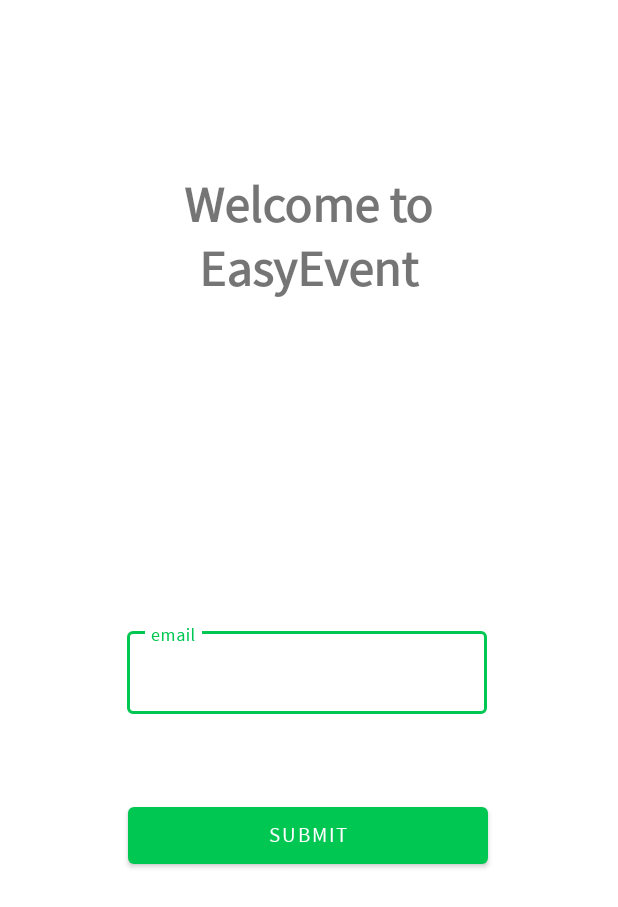
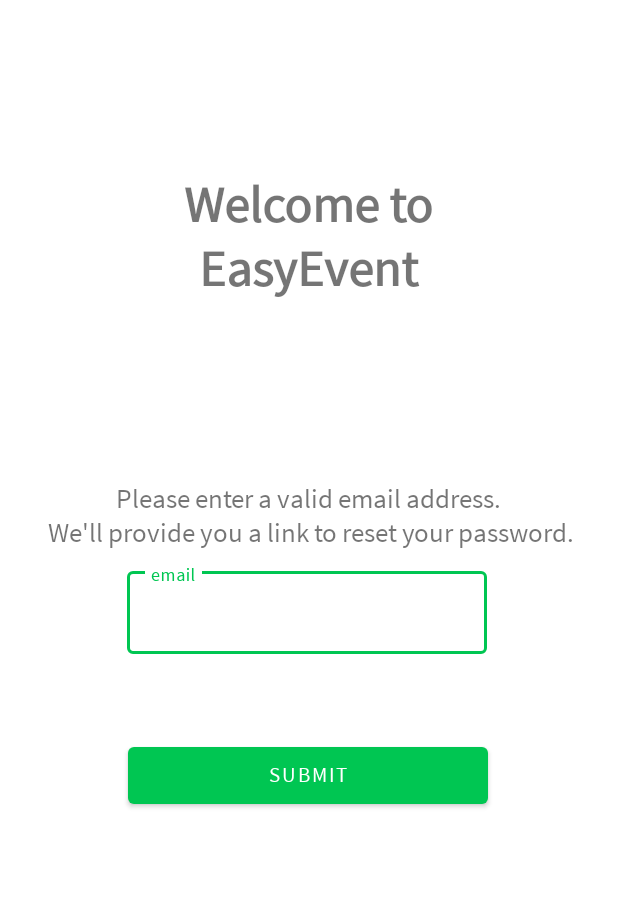
Before and after one commit to MatteoFilosa/easyEvent, an Android app: the ForgotPasswordActivity screen opened directly, with no data from a screen before it, on a phone screen of 412 x 824 dp. Shown: the top 907 px of the screen. Run offline under Robolectric (Android 15) with nearby library versions, the phone set to English and light mode, and no system bars; our stand-ins replace Firebase (no records; nobody signed in at launch, a user with empty details on screens opened directly).

Commit message:
ultimo ritocco

```diff
--- a/app/src/main/res/layout/activity_forgot_password.xml
+++ b/app/src/main/res/layout/activity_forgot_password.xml
@@ -23,18 +23,17 @@
 
     <TextView
         android:id="@+id/text_reset_password"
-        android:layout_width="294dp"
-        android:layout_height="97dp"
+        android:layout_width="wrap_content"
+        android:layout_height="wrap_content"
+        android:text="@string/reset_psw"
         android:textAlignment="center"
-        android:textSize="20sp"
+        android:textSize="18sp"
         app:layout_constraintBottom_toBottomOf="parent"
         app:layout_constraintEnd_toEndOf="parent"
         app:layout_constraintHorizontal_bias="0.495"
         app:layout_constraintStart_toStartOf="parent"
         app:layout_constraintTop_toBottomOf="@id/text_welcome"
-        app:layout_constraintVertical_bias="0.206"
-        app:passwordToggleEnabled="true"
-        tools:text="@string/reset_psw" />
+        app:layout_constraintVertical_bias="0.206" />
 
     <com.google.android.material.textfield.TextInputLayout
         android:id="@+id/username_form"
--- a/app/src/main/res/values/strings.xml
+++ b/app/src/main/res/values/strings.xml
@@ -26,6 +26,6 @@
     <string name="edit_profile">Edit profile</string>
     <string name="change_profile_picture">Change profile picture</string>
     <string name="save_preferences">Save preferences</string>
-    <string name="reset_psw">Please enter a valid email address. We\'ll provide you with a link to reset your password.</string>
+    <string name="reset_psw">Please enter a valid email address.\n We\'ll provide you a link to reset your password.</string>
 
 </resources>
```
